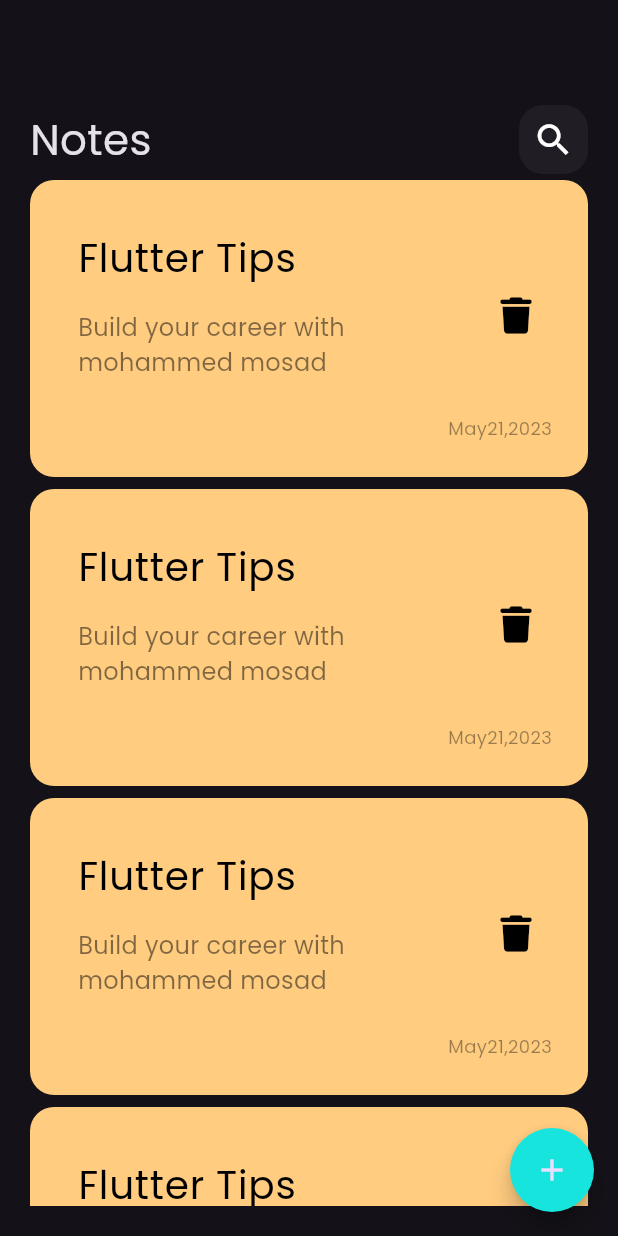
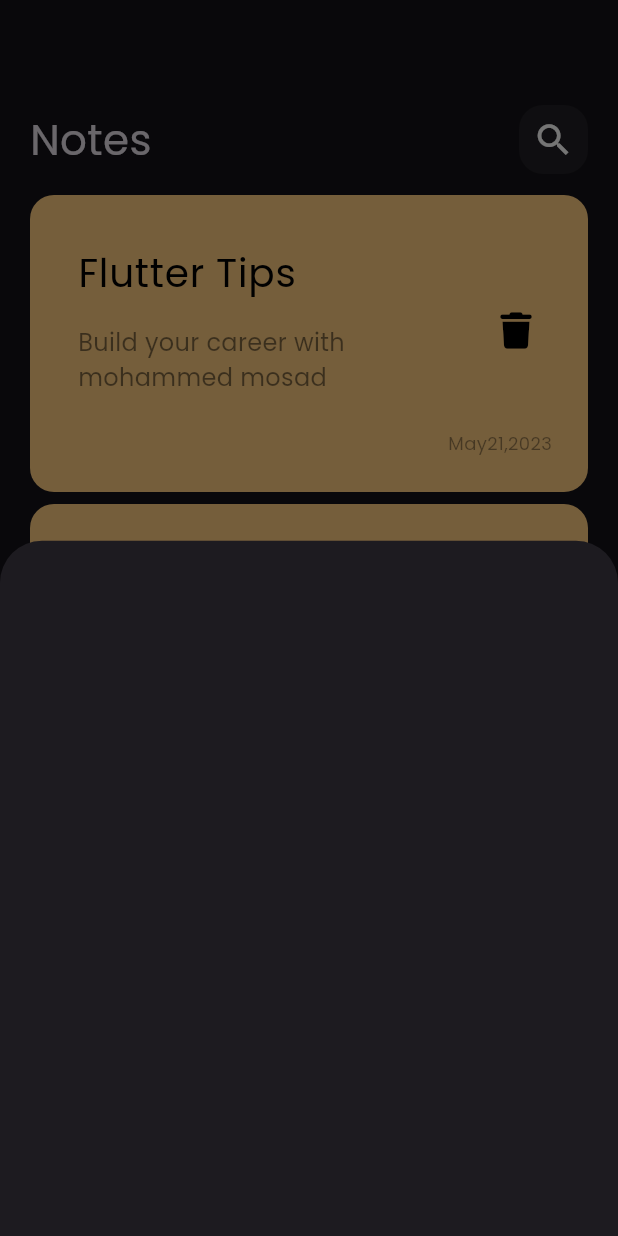
Before and after one commit to Eng-Mosad-99/notes_app, a Flutter app: the screen it shows after launch, after a tap on the "add" icon, on a phone screen of 412 x 824 dp. Run offline on Flutter 3.47's test engine with Material 3 defaults, Android fonts, the light colour scheme and no system bars; our stand-ins replace font_awesome_flutter.

Commit message:
show model buttom sheet

```diff
--- a/lib/views/notes_view.dart
+++ b/lib/views/notes_view.dart
@@ -1,4 +1,5 @@
 import 'package:flutter/material.dart';
+import 'package:notes_app/widgets/add_note_buttom_sheet.dart';
 import 'package:notes_app/widgets/notes_view_body.dart';
 
 class NotesView extends StatelessWidget {
@@ -14,7 +15,14 @@
             100,
           ),
         ),
-        onPressed: () {},
+        onPressed: () {
+          showModalBottomSheet(
+            context: context,
+            builder: (context) {
+              return const AddNoteButtomSheet();
+            },
+          );
+        },
         child: const Icon(
           Icons.add,
         ),
--- /dev/null
+++ b/lib/widgets/add_note_buttom_sheet.dart
@@ -0,0 +1,10 @@
+import 'package:flutter/material.dart';
+
+class AddNoteButtomSheet extends StatelessWidget {
+  const AddNoteButtomSheet({super.key});
+
+  @override
+  Widget build(BuildContext context) {
+    return Container();
+  }
+}
--- a/lib/widgets/notes_list_view.dart
+++ b/lib/widgets/notes_list_view.dart
@@ -6,13 +6,19 @@
 
   @override
   Widget build(BuildContext context) {
-    return ListView.builder(
+    return Padding(
+      padding: const EdgeInsets.symmetric(
+        vertical: 10,
+      ),
+      child: ListView.builder(
+        padding: EdgeInsets.zero,
         itemBuilder: (context, index) {
           return const Padding(
             padding: EdgeInsets.symmetric(vertical: 4.0),
             child: NoteItem(),
           );
         },
+      ),
     );
   }
 }
```
Lines whose indentation alone changed are shown as unchanged.
